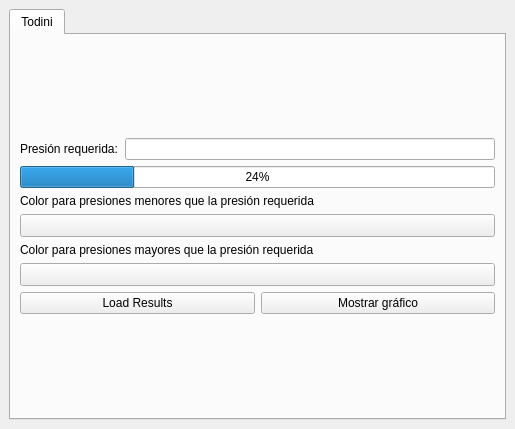
Qt form ui/watering_resilience_metrics_dialog.ui (Ingeniousware/QGISWaterIng) before a commit.
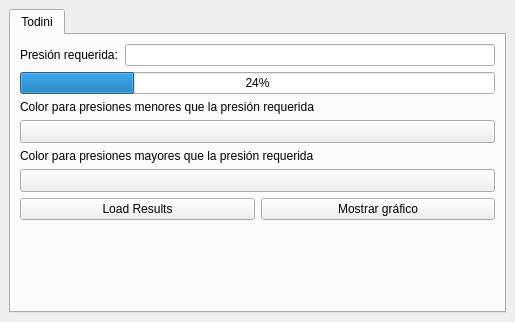
The same form after that commit. Custom widgets are drawn as their Qt base class.

Diff of the .ui file:
```diff
--- a/ui/watering_resilience_metrics_dialog.ui
+++ b/ui/watering_resilience_metrics_dialog.ui
@@ -7,7 +7,7 @@
     <x>0</x>
     <y>0</y>
     <width>515</width>
-    <height>429</height>
+    <height>322</height>
    </rect>
   </property>
   <property name="sizePolicy">
@@ -177,6 +177,19 @@
           </item>
          </layout>
         </item>
+        <item row="1" column="0">
+         <spacer name="verticalSpacer">
+          <property name="orientation">
+           <enum>Qt::Vertical</enum>
+          </property>
+          <property name="sizeHint" stdset="0">
+           <size>
+            <width>20</width>
+            <height>5</height>
+           </size>
+          </property>
+         </spacer>
+        </item>
        </layout>
       </widget>
      </widget>
```
